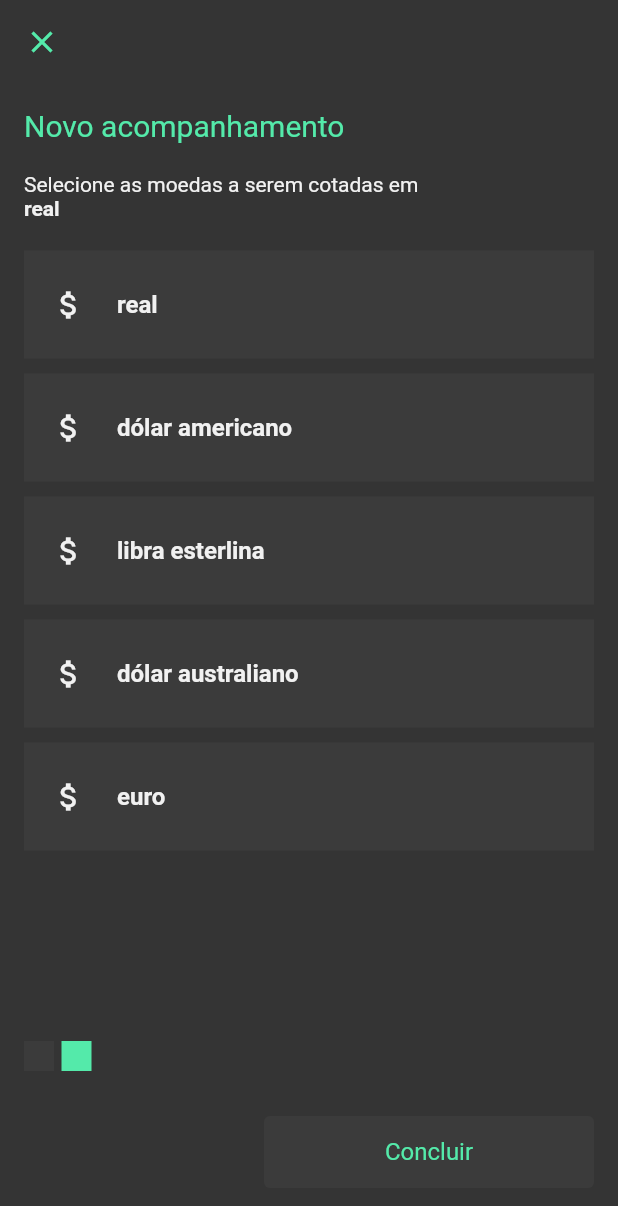
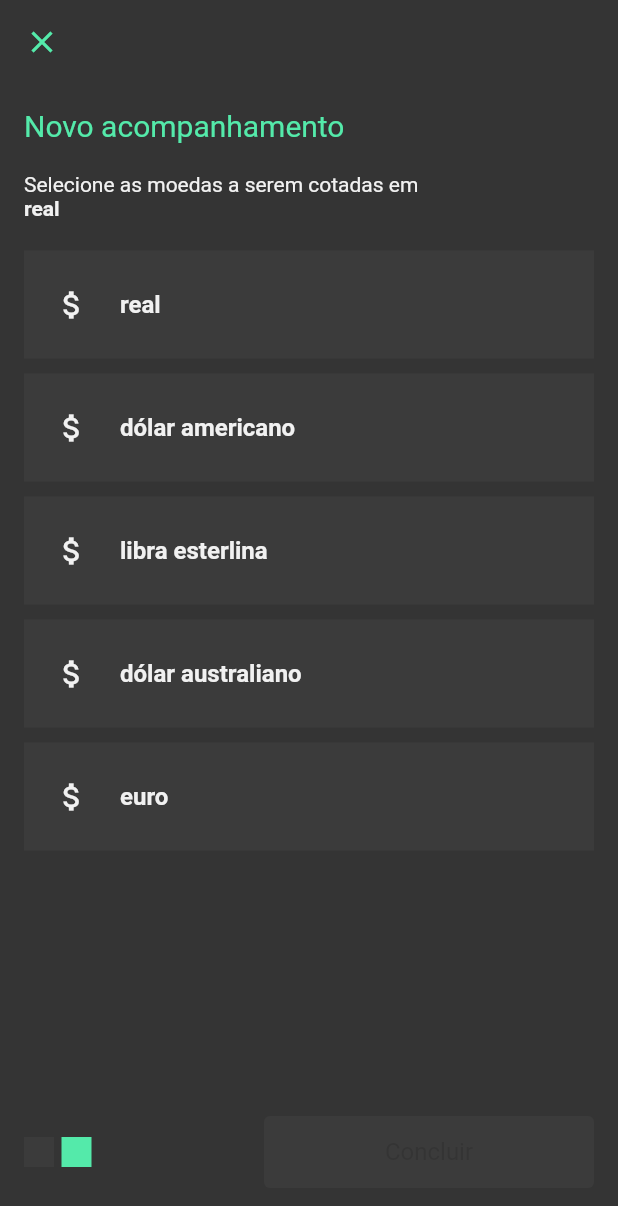
Before and after one commit to CiroDom/currency, a Flutter app: the TargetView screen opened directly with empty values, on a phone screen of 412 x 824 dp. Shown: the top 1206 px of the screen. Run offline on Flutter 3.47's test engine with Material 2 defaults, Android fonts, the phone set to English and light mode, and no system bars; our stand-ins replace dio; network calls fail; Roboto replaces fonts that are missing (Poppins).

Commit message:
falta inserir o hoje e o fluxo

```diff
--- a/lib/app/components/buttons/button_full.dart
+++ b/lib/app/components/buttons/button_full.dart
@@ -1,5 +1,6 @@
 import 'package:cotadacao_moedas_app/res/our_strings.dart';
 import 'package:cotadacao_moedas_app/res/our_styles.dart';
+import 'package:cotadacao_moedas_app/res/our_values.dart';
 import 'package:flutter/material.dart';
 
 class ButtonFull extends StatelessWidget {
@@ -11,10 +12,8 @@ class ButtonFull extends StatelessWidget {
 
   @override
   Widget build(BuildContext context) {
-    const double paddBottom = 16.0;
-
     return Padding(
-      padding: const EdgeInsets.only(bottom: paddBottom),
+      padding: const EdgeInsets.only(bottom: OurValues.padd),
       child: Row(
         mainAxisAlignment: MainAxisAlignment.end,
         children: [
@@ -23,10 +22,12 @@ class ButtonFull extends StatelessWidget {
             height: 48,
             child: ElevatedButton(
               style: isOn ? OurStyles.buttonFullOn : OurStyles.buttonFullOff,
-              onPressed: buttonFunction,
-              child: const Text(
+              onPressed: isOn ? buttonFunction : null,
+              child: Text(
                 OurStrings.btnConc,
-                style: OurStyles.textButtonOutlined,
+                style: isOn
+                    ? OurStyles.textButtonFullOn
+                    : OurStyles.textButtonFullOff,
               ),
             ),
           ),
--- a/lib/app/components/buttons/button_outlined.dart
+++ b/lib/app/components/buttons/button_outlined.dart
@@ -3,7 +3,8 @@ import 'package:cotadacao_moedas_app/res/our_styles.dart';
 import 'package:flutter/material.dart';
 
 class ButtonOutlined extends StatelessWidget {
-  const ButtonOutlined({super.key, required this.buttonFunction});
+  const ButtonOutlined(
+      {super.key, required this.buttonFunction});
 
   final VoidCallback buttonFunction;
 
@@ -17,7 +18,7 @@ class ButtonOutlined extends StatelessWidget {
         onPressed: buttonFunction,
         child: const Text(
           OurStrings.btnBegin,
-          style: OurStyles.textButtonOutlined,
+          style: OurStyles.textButtonOutlinedBegin
         ),
       ),
     );
--- a/lib/app/components/tile/our_tile.dart
+++ b/lib/app/components/tile/our_tile.dart
@@ -2,6 +2,7 @@ import 'package:cotadacao_moedas_app/app/components/tile/exchange_main_info.dart
 import 'package:cotadacao_moedas_app/app/components/tile/historic_main_info.dart';
 import 'package:cotadacao_moedas_app/app/general_classes/enums/how_expansive.dart';
 import 'package:cotadacao_moedas_app/app/general_classes/abstract_classes/selection_indicator.dart';
+import 'package:cotadacao_moedas_app/res/our_values.dart';
 import 'package:flutter/material.dart';
 
 import '../../../res/our_decorartions.dart';
@@ -13,8 +14,8 @@ class OurTile extends StatefulWidget {
       required this.mainText,
       this.index,
       this.presenter,
-      this.onTap,
-      this.nextStep,
+      this.onClick,
+      this.secondOnClick,
       this.price,
       this.howExpansive});
 
@@ -24,8 +25,8 @@ class OurTile extends StatefulWidget {
   final SelectionIndicator? presenter;
   final double? price;
   final HowExpansive? howExpansive;
-  final void Function(int)? onTap;
-  final void Function()? nextStep;
+  final void Function(int)? onClick;
+  final void Function()? secondOnClick;
 
   @override
   State<OurTile> createState() => _OurTileState();
@@ -57,12 +58,11 @@ class _OurTileState extends State<OurTile> {
     return SizedBox(
       height: 72,
       child: GestureDetector(
-        onTap: widget.historic == true && widget.onTap != null
+        onTap: widget.historic == true && widget.onClick != null
             ? null
-            : () {
-                widget.onTap!(widget.index!);
-              },
-        onDoubleTap: widget.nextStep,
+            : isSelected
+                ? widget.secondOnClick
+                : () => widget.onClick!(widget.index!),
         child: AnimatedContainer(
           decoration: isSelected
               ? OurDecorations.selectedCurrencyTile
@@ -75,12 +75,11 @@ class _OurTileState extends State<OurTile> {
                 mainAxisAlignment: MainAxisAlignment.start,
                 children: [
                   const SizedBox(
-                    width: 18,
+                    width: OurValues.bigDistance,
                   ),
                   Expanded(
                     child: widget.historic
-                        ? HistoricMainInfo(
-                            mainText: widget.mainText)
+                        ? HistoricMainInfo(mainText: widget.mainText)
                         : SelectionMainInfo(
                             mainText: widget.mainText, isSelected: isSelected),
                   ),
@@ -99,7 +98,7 @@ class _OurTileState extends State<OurTile> {
                                 ),
                               ),
                               const SizedBox(
-                                width: 18,
+                                width: OurValues.bigDistance,
                               )
                             ],
                           )
--- a/lib/app/views_and_presenters/base_selection/base_view.dart
+++ b/lib/app/views_and_presenters/base_selection/base_view.dart
@@ -31,10 +31,10 @@ class _BaseViewState extends State<BaseView> {
 
   @override
   void dispose() {
+    super.dispose();
     widget.presenter.removeListener(() {
       setState(() {});
     });
-    super.dispose();
   }
 
   @override
--- a/lib/app/views_and_presenters/exchanges/exchanges_presenter.dart
+++ b/lib/app/views_and_presenters/exchanges/exchanges_presenter.dart
@@ -93,8 +93,7 @@ class ExchangesPresenter {
             historic: false,
             mainText: exchange.to.abbr.name,
             index: index,
-            onTap: (index) => {},
-            nextStep: () {
+            onClick: (index) {
               final repo = HistoricRepo();
               final presenter = HistoricPresenter(
                 base: exchange.from,
--- a/lib/app/views_and_presenters/historic/historic_presenter.dart
+++ b/lib/app/views_and_presenters/historic/historic_presenter.dart
@@ -46,7 +46,7 @@ class HistoricPresenter {
               historic: true,
               mainText: 'DIA ${pastExchange.date.day}',
               index: 0,
-              onTap: (int value) {},
+              onClick: (int value) {},
               price: pastExchange.getPriceInDouble(),
               howExpansive: pastExchange.getHowExpansive(),
             );
--- a/lib/app/views_and_presenters/target_selection/target_view.dart
+++ b/lib/app/views_and_presenters/target_selection/target_view.dart
@@ -21,6 +21,22 @@ class TargetView extends StatefulWidget {
 }
 
 class _TargetViewState extends State<TargetView> {
+  @override
+  void initState() {
+    super.initState();
+    widget.presenter.addListener(() {
+      setState(() {});
+    });
+  }
+
+  @override
+  void dispose() {
+    super.dispose();
+    widget.presenter.removeListener(() {
+      setState(() {});
+    });
+  }
+
   @override
   Widget build(BuildContext context) {
     return Scaffold(
@@ -55,23 +71,29 @@ class _TargetViewState extends State<TargetView> {
                   child: ListView.separated(
                     itemCount: widget.presenter.listLenght,
                     itemBuilder: (context, index) =>
-                        widget.presenter.buildOurTile(index),
+                        widget.presenter.buildOurTile(index, widget.presenter),
                     separatorBuilder: (context, index) =>
                         const SizedBox(height: OurValues.smallDistance),
                   ),
                 ),
               ],
             ),
-            Column(
+            const Column(
               mainAxisAlignment: MainAxisAlignment.end,
               crossAxisAlignment: CrossAxisAlignment.start,
               children: [
-                const PageIndicator(isBaseCurrencyView: false),
-                ButtonFull(
-                    buttonFunction: widget.presenter.goToExchangeView,
-                    isOn: false)
+                PageIndicator(isBaseCurrencyView: false),
               ],
             ),
+            Column(
+              mainAxisAlignment: MainAxisAlignment.end,
+              crossAxisAlignment: CrossAxisAlignment.end,
+              children: [
+                ButtonFull(
+                        buttonFunction: widget.presenter.goToExchangeView,
+                        isOn: widget.presenter.getSelecteds.isNotEmpty),
+              ],
+            )
           ],
         ),
       ),
--- a/lib/res/our_styles.dart
+++ b/lib/res/our_styles.dart
@@ -29,8 +29,20 @@ class OurStyles {
       fontSize: 16,
       fontWeight: FontWeight.w400);
 
-  static const textButtonOutlined = TextStyle(
-      color: OurColors.primary,
+  static const textButtonOutlinedBegin = TextStyle(
+      color: OurColors.text1,
+      fontFamily: 'Poppins',
+      fontSize: 16,
+      fontWeight: FontWeight.w400);
+
+  static const textButtonFullOn = TextStyle(
+      color: OurColors.backgroundAndText2,
+      fontFamily: 'Poppins',
+      fontSize: 16,
+      fontWeight: FontWeight.w400);
+
+  static const textButtonFullOff = TextStyle(
+      color: OurColors.body,
       fontFamily: 'Poppins',
       fontSize: 16,
       fontWeight: FontWeight.w400);
```
Also changed, not shown: lib/app/views_and_presenters/base_selection/base_presenter.dart (+5 -2 lines), lib/app/views_and_presenters/target_selection/target_presenter.dart (+36 -6 lines).
